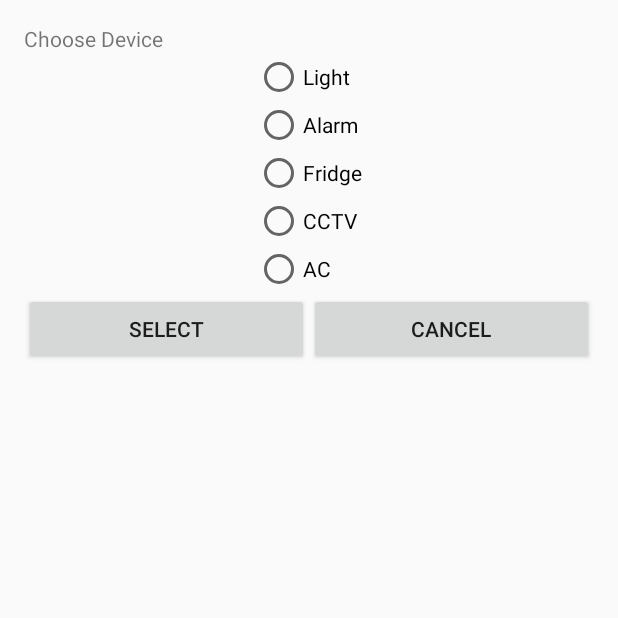
After one commit to rsoberanes/SafeAlwayz, an Android app: the SelectDeviceActivity screen opened directly, with no data from a screen before it, on a phone screen of 412 x 824 dp, the top half of it. The commit adds this screen. Run offline under Robolectric (Android 15) with nearby library versions, the phone set to English and light mode, and no system bars.

Commit message:
Select Device UI created

```diff
--- a/app/src/main/AndroidManifest.xml
+++ b/app/src/main/AndroidManifest.xml
@@ -9,7 +9,8 @@
         android:roundIcon="@mipmap/ic_launcher_round"
         android:supportsRtl="true"
         android:theme="@style/AppTheme">
-        <activity android:name=".ui.main.DeleteConfirmActivity"></activity>
+        <activity android:name=".ui.main.SelectDeviceActivity"></activity>
+        <activity android:name=".ui.main.DeleteConfirmActivity" />
         <activity
             android:name=".LoggedInActivity"
             android:label="@string/title_activity_logged_in"
--- a/app/src/main/java/com/studios/primitive/safealwayz/ui/main/AccountFragment.java
+++ b/app/src/main/java/com/studios/primitive/safealwayz/ui/main/AccountFragment.java
@@ -17,6 +17,8 @@ import android.widget.TextView;
 
 import com.studios.primitive.safealwayz.MainActivity;
 import com.studios.primitive.safealwayz.R;
+
+import java.io.Serializable;
 
 /**
  * A simple {@link Fragment} subclass.
@@ -42,6 +44,7 @@ public class AccountFragment extends Fragment {
     TextView userName;
     TextView email;
     Button delete;
+    Button cancel;
 
     /*
     public AccountFragment() {
@@ -90,17 +93,28 @@ public class AccountFragment extends Fragment {
     public View onCreateView(LayoutInflater inflater, ViewGroup container,
                              Bundle savedInstanceState) {
         // Inflate the layout for this fragment
-        AccountModel model = (AccountModel) getActivity().getIntent().getSerializableExtra("obj");
+        final AccountModel model = (AccountModel) getActivity().getIntent().getSerializableExtra("obj");
         View v = inflater.inflate(R.layout.fragment_account, container, false);
         logout = (Button) v.findViewById(R.id.logout_button);
         userID = (TextView) v.findViewById(R.id.user_id);
         userName = (TextView) v.findViewById(R.id.user_username);
         email = (TextView) v.findViewById(R.id.user_email);
         delete = (Button) v.findViewById(R.id.delete_account_button);
+        cancel = (Button) v.findViewById(R.id.cancel_delete);
 
         userID.setText("User ID Number: "+ model.getId());
         userName.setText("Username: "+ model.getUserName());
         email.setText("Email: "+ model.getEmail());
+
+        cancel.setOnClickListener(new View.OnClickListener() {
+            @Override
+            public void onClick(View v) {
+                Intent in = new Intent(getActivity(),AccountFragment.class);
+                in.putExtra("obj", (Serializable) model);
+                startActivity(in);
+
+            }
+        });
 
         delete.setOnClickListener(new View.OnClickListener() {
             @Override
--- /dev/null
+++ b/app/src/main/java/com/studios/primitive/safealwayz/ui/main/SelectDeviceActivity.java
@@ -0,0 +1,16 @@
+package com.studios.primitive.safealwayz.ui.main;
+
+import androidx.appcompat.app.AppCompatActivity;
+
+import android.os.Bundle;
+
+import com.studios.primitive.safealwayz.R;
+
+public class SelectDeviceActivity extends AppCompatActivity {
+
+    @Override
+    protected void onCreate(Bundle savedInstanceState) {
+        super.onCreate(savedInstanceState);
+        setContentView(R.layout.activity_select_device);
+    }
+}
--- a/app/src/main/res/layout/activity_delete_confirm.xml
+++ b/app/src/main/res/layout/activity_delete_confirm.xml
@@ -51,7 +51,7 @@
         app:layout_constraintTop_toBottomOf="@+id/delete_password" />
 
     <Button
-        android:id="@+id/button3"
+        android:id="@+id/cancel_delete"
         android:layout_width="wrap_content"
         android:layout_height="wrap_content"
         android:layout_marginTop="20dp"
--- /dev/null
+++ b/app/src/main/res/layout/activity_select_device.xml
@@ -0,0 +1,73 @@
+<?xml version="1.0" encoding="utf-8"?>
+<LinearLayout xmlns:android="http://schemas.android.com/apk/res/android"
+    xmlns:app="http://schemas.android.com/apk/res-auto"
+    xmlns:tools="http://schemas.android.com/tools"
+    android:layout_width="match_parent"
+    android:layout_height="match_parent"
+    tools:context=".ui.main.SelectDeviceActivity"
+    android:orientation="vertical"
+    android:padding="16dp"
+    android:gravity="center">
+
+    <TextView
+        android:id="@+id/textView"
+        android:layout_width="match_parent"
+        android:layout_height="wrap_content"
+        android:text="Choose Device" />
+
+    <RadioGroup
+        android:id="@+id/device_radio_group"
+        android:layout_width="wrap_content"
+        android:layout_height="wrap_content" >
+
+        <RadioButton
+            android:id="@+id/light_choice"
+            android:layout_width="match_parent"
+            android:layout_height="wrap_content"
+            android:text="Light" />
+
+        <RadioButton
+            android:id="@+id/alarm_choice"
+            android:layout_width="match_parent"
+            android:layout_height="wrap_content"
+            android:text="Alarm" />
+
+        <RadioButton
+            android:id="@+id/fridge_choice"
+            android:layout_width="match_parent"
+            android:layout_height="wrap_content"
+            android:text="Fridge" />
+
+        <RadioButton
+            android:id="@+id/cctv_choice"
+            android:layout_width="match_parent"
+            android:layout_height="wrap_content"
+            android:text="CCTV" />
+
+        <RadioButton
+            android:id="@+id/ac_choice"
+            android:layout_width="match_parent"
+            android:layout_height="wrap_content"
+            android:text="AC" />
+    </RadioGroup>
+
+    <LinearLayout
+        android:layout_width="match_parent"
+        android:layout_height="match_parent"
+        android:orientation="horizontal">
+
+        <Button
+            android:id="@+id/select_device"
+            android:layout_width="wrap_content"
+            android:layout_height="wrap_content"
+            android:layout_weight="1"
+            android:text="Select" />
+
+        <Button
+            android:id="@+id/cancel_select"
+            android:layout_width="wrap_content"
+            android:layout_height="wrap_content"
+            android:layout_weight="1"
+            android:text="Cancel" />
+    </LinearLayout>
+</LinearLayout>
--- a/build.gradle
+++ b/build.gradle
@@ -5,7 +5,7 @@ buildscript {
         jcenter()
     }
     dependencies {
-        classpath "com.android.tools.build:gradle:4.0.1"
+        classpath 'com.android.tools.build:gradle:4.1.0'
 
         // NOTE: Do not place your application dependencies here; they belong
         // in the individual module build.gradle files
```
Also changed, not shown: gradle/wrapper/gradle-wrapper.properties.
